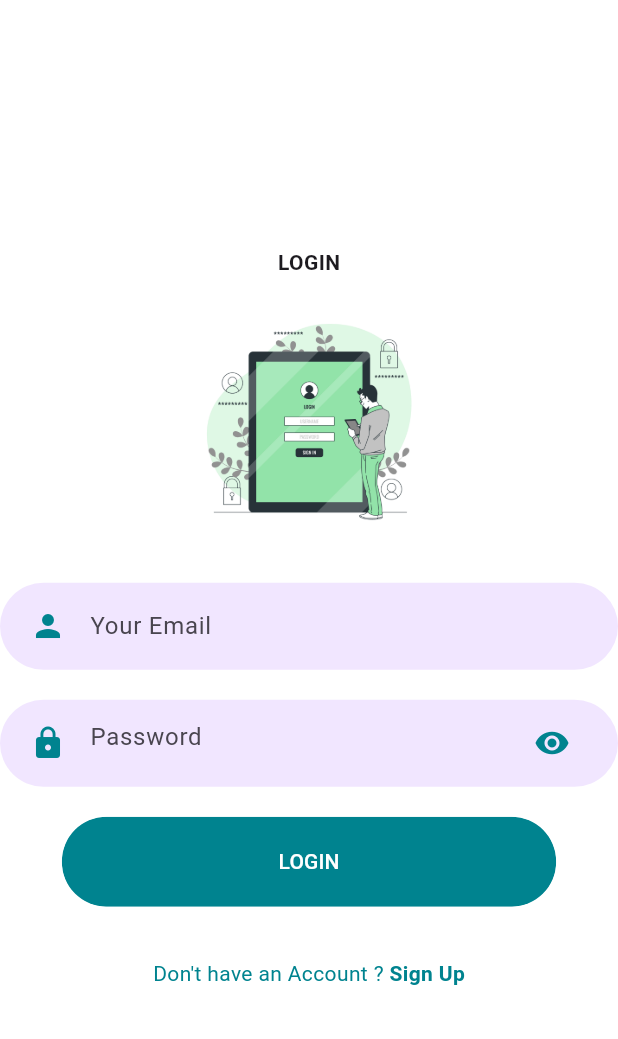
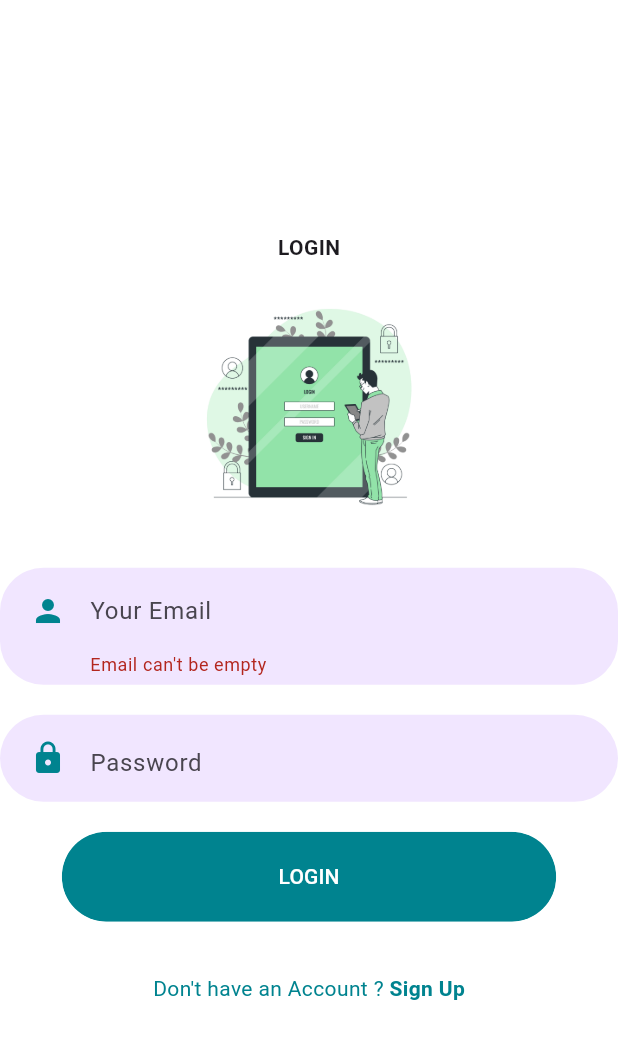
Before and after one commit to Ahsan-bit-tech/Architerra_Vision, a Flutter app: the LoginScreen screen opened directly, after a tap on "LOGIN", on a phone screen of 412 x 824 dp. Shown: the top 1039 px of the screen. Run offline on Flutter 3.47's test engine with Material 3 defaults, Android fonts, the phone set to English and light mode, and no system bars.

Commit message:
Email Validation with regex and password showing and creating 2 new screens

```diff
--- /dev/null
+++ b/lib/screens/BluePrints/components/background.dart
@@ -0,0 +1,32 @@
+import "package:flutter/material.dart";
+
+class Background extends StatelessWidget {
+  final Widget child;
+  const Background({
+    Key? key,
+    required this.child,
+  });
+
+  @override
+  Widget build(BuildContext context) {
+    Size size = MediaQuery.of(context).size;
+    return Container(
+      height: size.height,
+      width: double.infinity,
+      child: Stack(
+        alignment: Alignment.center,
+        children: <Widget>[
+          // Positioned(
+          //   top: 0,
+          //   left: 0,
+          //   child: Image.asset(
+          //     "images/house.png",
+          //     width: size.width * 0.3,
+          //   ),
+          // ),
+          child
+        ],
+      ),
+    );
+  }
+}
--- a/lib/screens/login_/components/body.dart
+++ b/lib/screens/login_/components/body.dart
@@ -3,22 +3,32 @@ import 'package:flutter/rendering.dart';
 import 'package:flutter_login/constants.dart';
 import 'package:flutter_login/screens/login_/components/background.dart';
 import 'package:flutter_login/screens/signup_/signup_screen.dart';
+import 'package:flutter_login/screens/main_screen/input_screen.dart';
 
-class Body extends StatelessWidget {
-  const Body({
-    Key? key,
-    // required this.child,
-  });
+class body extends StatefulWidget {
+  const body({super.key});
+
+  @override
+  State<body> createState() => _bodyState();
+}
+
+class _bodyState extends State<body> {
+  final _formfield = GlobalKey<FormState>();
+  final emailController = TextEditingController();
+  final PassController = TextEditingController();
+  bool passtoggle = true;
 
   @override
   Widget build(BuildContext context) {
     Size size = MediaQuery.of(context).size;
     return Background(
       child: SingleChildScrollView(
+        child: Form(
+          key: _formfield,
           child: Column(
             mainAxisAlignment: MainAxisAlignment.center,
             children: <Widget>[
-            Text(
+              const Text(
                 "LOGIN",
                 style: TextStyle(fontWeight: FontWeight.bold),
               ),
@@ -37,9 +47,12 @@ class Body extends StatelessWidget {
                 padding: EdgeInsets.symmetric(horizontal: 20, vertical: 5),
                 decoration: BoxDecoration(
                   color: kPrimaryLightColor,
-                  borderRadius: BorderRadius.circular(29)),
-              child: TextField(
-                decoration: InputDecoration(
+                  borderRadius: BorderRadius.circular(29),
+                ),
+                child: TextFormField(
+                  keyboardType: TextInputType.emailAddress,
+                  controller: emailController,
+                  decoration: const InputDecoration(
                     icon: Icon(
                       Icons.person,
                       color: kPrimaryColor,
@@ -47,6 +60,16 @@ class Body extends StatelessWidget {
                     hintText: "Your Email",
                     border: InputBorder.none,
                   ),
+                  validator: (value) {
+                    if (value!.isEmpty) {
+                      return "Email can't be empty";
+                    } else if (!RegExp(
+                            r"^[a-zA-Z0-9.a-zA-Z0-9.!#$%&'*+-/=?^_`{|}~]+@[a-zA-Z0-9]+\.[a-zA-Z]+")
+                        .hasMatch(value)) {
+                      return "Enter a valid email address";
+                    }
+                    return null;
+                  },
                 ),
               ),
               Container(
@@ -55,18 +78,28 @@ class Body extends StatelessWidget {
                 decoration: BoxDecoration(
                     color: kPrimaryLightColor,
                     borderRadius: BorderRadius.circular(29)),
-              child: TextField(
-                obscureText: true,
+                child: TextFormField(
+                  controller: PassController,
+                  obscureText: passtoggle,
                   decoration: InputDecoration(
                     hintText: "Password",
                     icon: Icon(
                       Icons.lock,
                       color: kPrimaryColor,
                     ),
-                  suffixIcon: Icon(
-                    Icons.visibility,
-                    color: kPrimaryColor,
+                    suffix: InkWell(
+                      onTap: () {
+                        setState(() {
+                          passtoggle = !passtoggle;
+                        });
+                      },
+                      child: Icon(
+                          passtoggle ? Icons.visibility : Icons.visibility_off),
                     ),
+                    // suffix: Icon(
+                    //   Icons.visibility,
+                    //   color: kPrimaryColor,
+                    // ),
                     border: InputBorder.none,
                   ),
                 ),
@@ -81,9 +114,25 @@ class Body extends StatelessWidget {
                       padding:
                           EdgeInsets.symmetric(vertical: 20, horizontal: 40),
                       backgroundColor: kPrimaryColor,
-                      foregroundColor: Colors.white),
-                  onPressed: () {},
-                  child: Text(
+                      foregroundColor: Colors.white,
+                    ),
+                    onPressed: () {
+                      if (_formfield.currentState!.validate()) {
+                        // Email is valid, perform login logic
+                        print("Success");
+                        emailController.clear();
+                        PassController.clear();
+                        Navigator.push(
+                          context,
+                          MaterialPageRoute(
+                            builder: (context) {
+                              return const Input_Screen();
+                            },
+                          ),
+                        );
+                      }
+                    },
+                    child: const Text(
                       "LOGIN",
                       style: TextStyle(color: Colors.white),
                     ),
@@ -96,7 +145,7 @@ class Body extends StatelessWidget {
               Row(
                 mainAxisAlignment: MainAxisAlignment.center,
                 children: <Widget>[
-                Text(
+                  const Text(
                     "Don't have an Account ? ",
                     style: TextStyle(color: kPrimaryColor),
                   ),
@@ -121,6 +170,19 @@ class Body extends StatelessWidget {
             ],
           ),
         ),
+      ),
     );
   }
 }
+
+// class TextFieldContainer extends StatelessWidget {
+//   const TextFieldContainer({
+//     super.key,
+//     Key key
+//     });
+
+//   @override
+//   Widget build(BuildContext context) {
+//     return const Placeholder();
+//   }
+// }
--- a/lib/screens/login_/login_screen.dart
+++ b/lib/screens/login_/login_screen.dart
@@ -8,7 +8,7 @@ class LoginScreen extends StatelessWidget {
   Widget build(BuildContext context) {
     // Size size = MediaQuery.of(context).size;
     return Scaffold(
-      body: Body(),
+      body: body(),
     );
   }
 }
--- /dev/null
+++ b/lib/screens/main_screen/components/background.dart
@@ -0,0 +1,32 @@
+import "package:flutter/material.dart";
+
+class Background extends StatelessWidget {
+  final Widget child;
+  const Background({
+    Key? key,
+    required this.child,
+  });
+
+  @override
+  Widget build(BuildContext context) {
+    Size size = MediaQuery.of(context).size;
+    return Container(
+      height: size.height,
+      width: double.infinity,
+      child: Stack(
+        alignment: Alignment.center,
+        children: <Widget>[
+          // Positioned(
+          //   top: 0,
+          //   left: 0,
+          //   child: Image.asset(
+          //     "images/house.png",
+          //     width: size.width * 0.3,
+          //   ),
+          // ),
+          child
+        ],
+      ),
+    );
+  }
+}
```
Also changed, not shown: lib/screens/BluePrints/blueprints.dart (added, +13 -0 lines), lib/screens/BluePrints/components/body.dart (added, +17 -0 lines), lib/screens/main_screen/components/textbox.dart (added, +88 -0 lines), lib/screens/main_screen/input_screen.dart (added, +13 -0 lines), lib/screens/signup_/components/body.dart (+72 -19 lines), 1 other file. Lines whose indentation alone changed are shown as unchanged.
